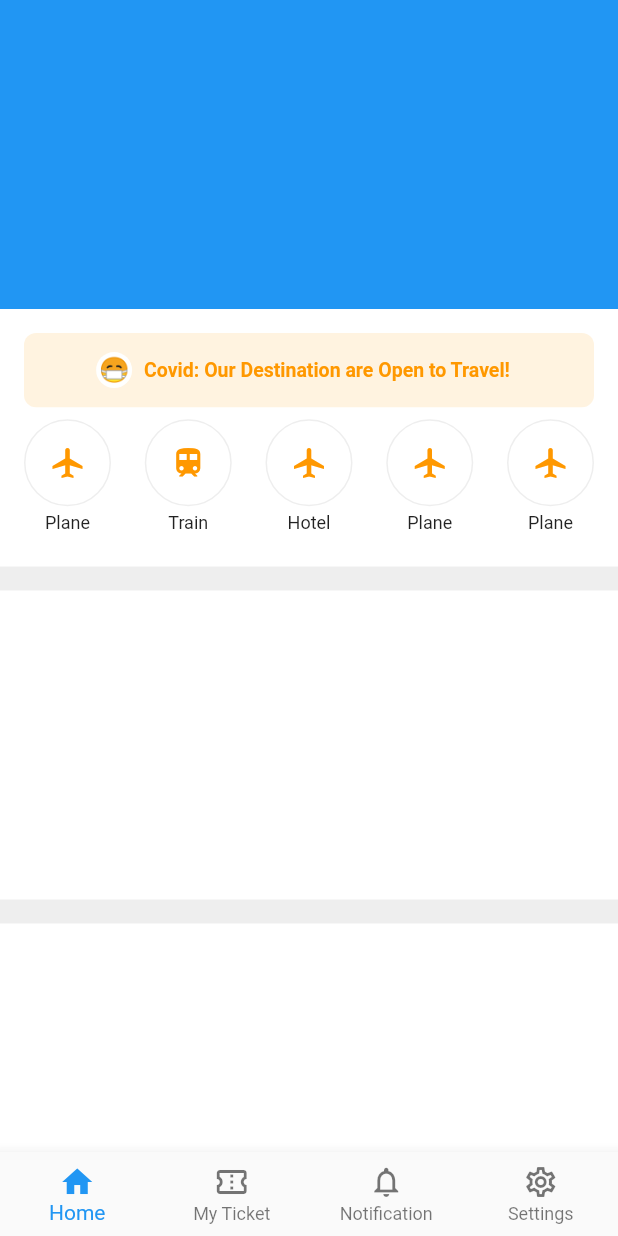
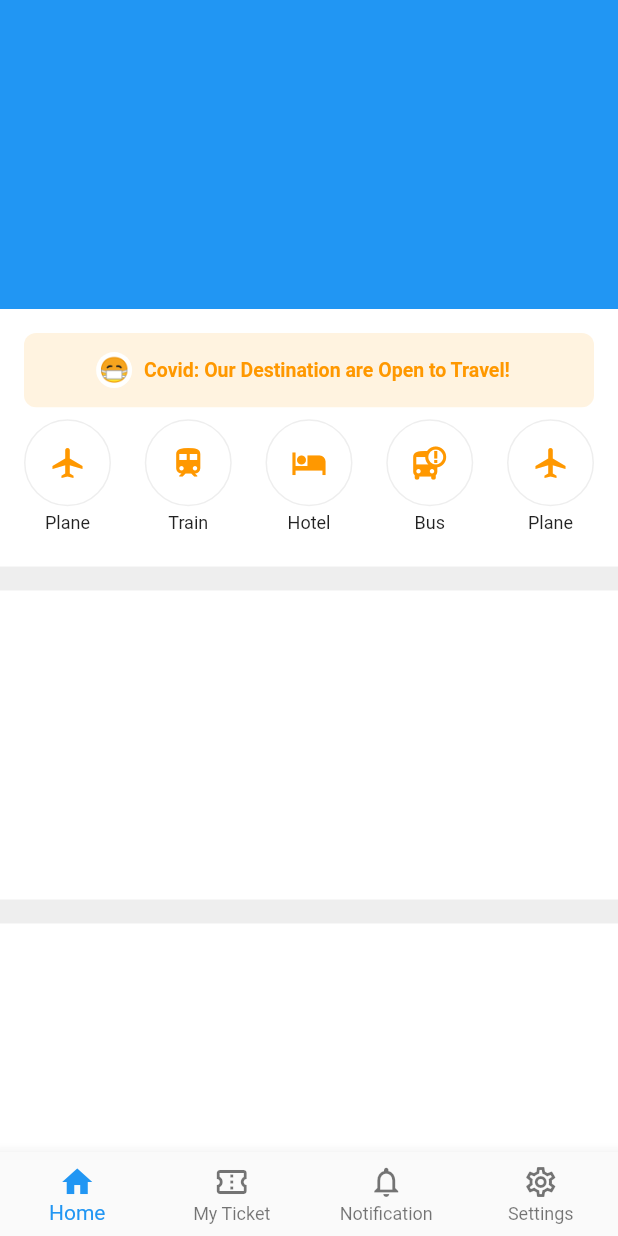
Before and after one commit to JAICHANGPARK/flutter_notebook_11th_story, a Flutter app: the screen it shows after launch, on a phone screen of 412 x 824 dp. Run offline on Flutter 3.47's test engine with Material 2 defaults, Android fonts, the phone set to English and light mode, and no system bars; our stand-ins replace backdrop, badges, flutter_inner_drawer, flutter_slidable, google_fonts.

Commit message:
Update ticket_booking_home_page.dart

```diff
--- a/lib/ep710_ticket_booking_app/ticket_booking_home_page.dart
+++ b/lib/ep710_ticket_booking_app/ticket_booking_home_page.dart
@@ -106,7 +106,7 @@ class _TicketBookingHomePageState extends State<TicketBookingHomePage> {
                                   border: Border.all(color: Colors.grey[200])
                               ),
                               child: Center(
-                                child: Icon(Icons.airplanemode_on_sharp, color: Colors.orange,),
+                                child: Icon(Icons.hotel, color: Colors.orange,),
                               ),
                             ),
                             SizedBox(height: 4,),
@@ -125,11 +125,11 @@ class _TicketBookingHomePageState extends State<TicketBookingHomePage> {
                                   border: Border.all(color: Colors.grey[200])
                               ),
                               child: Center(
-                                child: Icon(Icons.airplanemode_on_sharp, color: Colors.orange,),
+                                child: Icon(Icons.bus_alert, color: Colors.orange,),
                               ),
                             ),
                             SizedBox(height: 4,),
-                            Text("Plane", style: TextStyle(
+                            Text("Bus", style: TextStyle(
                                 fontSize: 12
                             ),),
                           ],
```
